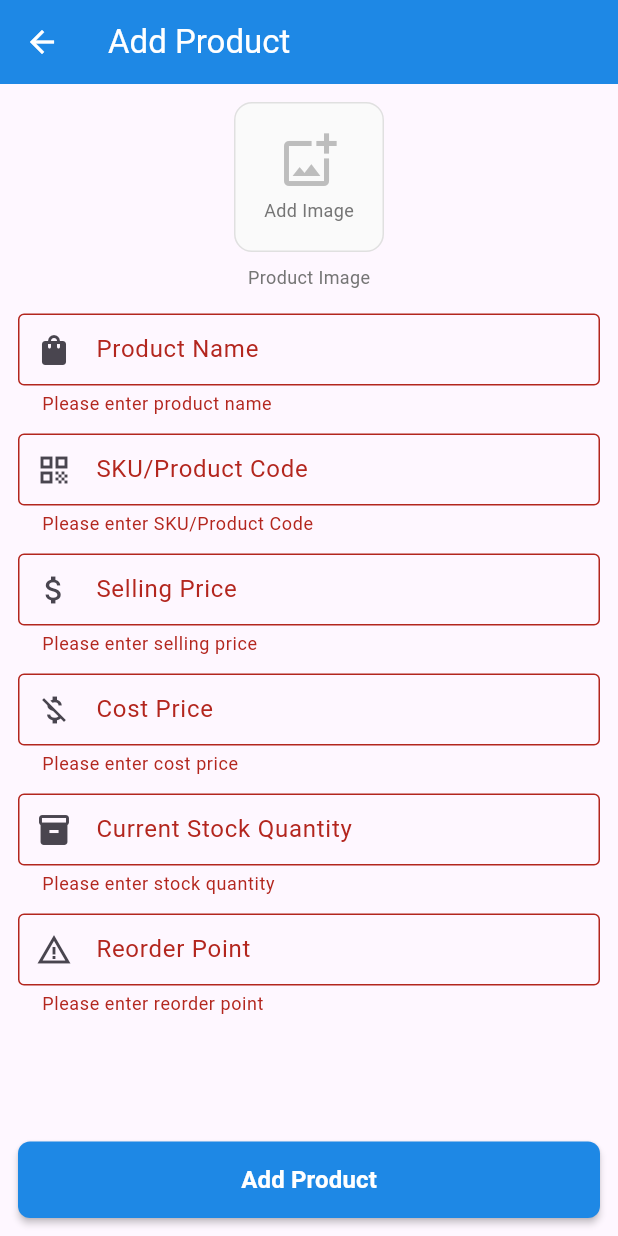
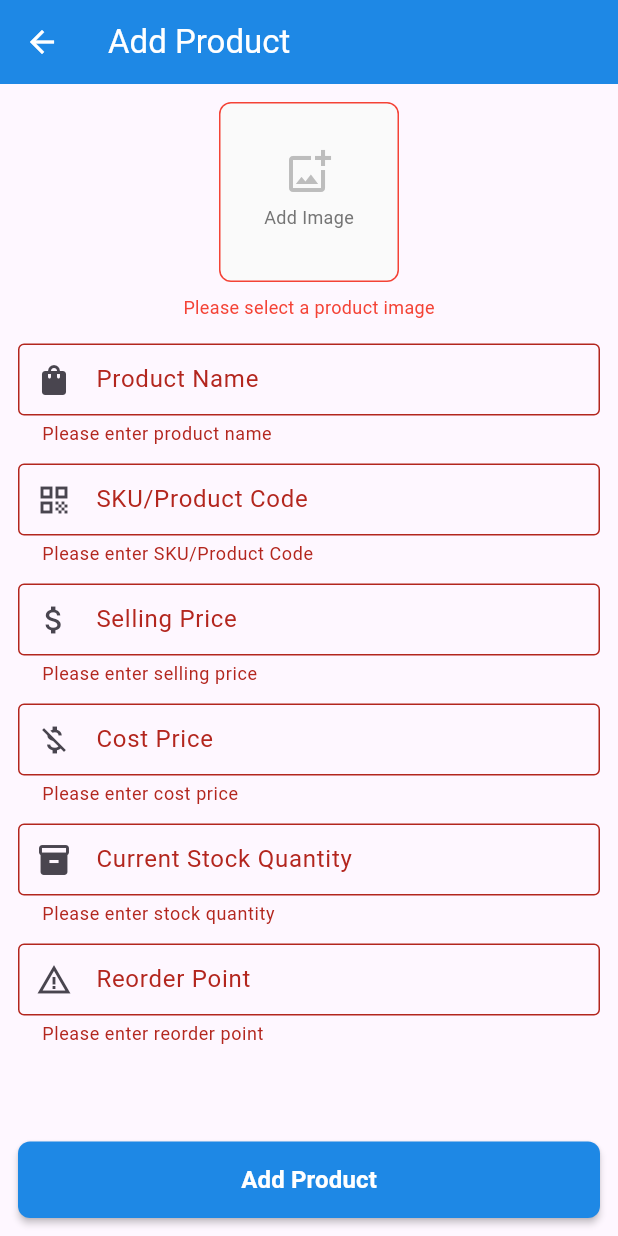
Before and after one commit to AC1020-debug/Trendo, a Flutter app: the ProductPage screen opened directly, after a tap on "Add Product", on a phone screen of 412 x 824 dp. Run offline on Flutter 3.47's test engine with Material 3 defaults, Android fonts, the light colour scheme and no system bars; our stand-ins replace file_picker, fl_chart, image_picker; missing offline and left inert: amplify_auth_cognito, amplify_flutter, amplify_storage_s3.

Commit message:
modify add product page

```diff
--- a/lib/product_page.dart
+++ b/lib/product_page.dart
@@ -1,6 +1,7 @@
 import 'package:flutter/material.dart';
 import 'package:image_picker/image_picker.dart';
 import 'dart:io';
+import 'product_list_page.dart';
 
 class ProductPage extends StatefulWidget {
   @override
@@ -144,14 +145,6 @@ Widget _buildImagePickerOption({
         SnackBar(content: Text('Image selected from gallery')),
       );
     }
-
-    // Placeholder for now:
-    setState(() {
-      _selectedImagePath = 'gallery_image.jpg';
-    });
-    ScaffoldMessenger.of(context).showSnackBar(
-      SnackBar(content: Text('Image selection placeholder (add image_picker package)')),
-    );
   }
 
   void _takePhoto() async {
@@ -176,6 +169,7 @@ Widget _buildImagePickerOption({
         ),
       );
 
+      // Clear the form
       _formKey.currentState!.reset();
       _productNameController.clear();
       _skuController.clear();
@@ -185,8 +179,116 @@ Widget _buildImagePickerOption({
       _reorderPointController.clear();
       setState(() {
         _selectedImagePath = null;
+        _selectedImage = null;
       });
+
+      // Navigate to Product List Page
+      Navigator.pushReplacement(
+        context,
+        MaterialPageRoute(builder: (context) => ProductListPage()),
+      );
     }
+  }
+
+  Widget _buildProductImageField() {
+    return FormField<File>(
+      validator: (value) {
+        if (_selectedImage == null) {
+          return 'Please select a product image';
+        }
+        return null;
+      },
+      builder: (FormFieldState<File> state) {
+        return Column(
+          crossAxisAlignment: CrossAxisAlignment.start,
+          children: [
+            Center(
+              child: GestureDetector(
+                onTap: _showImagePicker,
+                child: Container(
+                  width: 120,
+                  height: 120,
+                  decoration: BoxDecoration(
+                    border: Border.all(
+                      color: state.hasError ? Colors.red : Colors.grey[300]!,
+                      width: 1,
+                    ),
+                    borderRadius: BorderRadius.circular(8),
+                    color: Colors.grey[50],
+                  ),
+                  child: _selectedImage != null
+                      ? Stack(
+                          children: [
+                            ClipRRect(
+                              borderRadius: BorderRadius.circular(8),
+                              child: Image.file(
+                                _selectedImage!,
+                                fit: BoxFit.cover,
+                                width: double.infinity,
+                                height: double.infinity,
+                              ),
+                            ),
+                            Positioned(
+                              top: 8,
+                              right: 8,
+                              child: Container(
+                                padding: EdgeInsets.all(4),
+                                decoration: BoxDecoration(
+                                  color: Colors.black54,
+                                  borderRadius: BorderRadius.circular(12),
+                                ),
+                                child: Icon(
+                                  Icons.edit,
+                                  color: Colors.white,
+                                  size: 16,
+                                ),
+                              ),
+                            ),
+                          ],
+                        )
+                      : Column(
+                          mainAxisAlignment: MainAxisAlignment.center,
+                          children: [
+                            Icon(
+                              Icons.add_photo_alternate_outlined,
+                              size: 32,
+                              color: Colors.grey[400],
+                            ),
+                            const SizedBox(height: 6),
+                            Text(
+                              'Add Image',
+                              style: TextStyle(
+                                fontSize: 12,
+                                color: Colors.grey[600],
+                              ),
+                            ),
+                            const SizedBox(height: 4),
+                            Row(
+                              mainAxisAlignment: MainAxisAlignment.center,
+
+                            ),
+                          ],
+                        ),
+                ),
+              ),
+            ),
+            if (state.hasError)
+              Padding(
+                padding: const EdgeInsets.only(top: 8),
+                child: Center(
+                  child: Text(
+                    state.errorText!,
+                    style: TextStyle(
+                      color: Colors.red,
+                      fontSize: 12,
+                    ),
+                  ),
+                ),
+              ),
+          ],
+        );
+      },
+    );
   }
 
   @override
@@ -203,56 +305,16 @@ Widget _buildImagePickerOption({
           key: _formKey,
           child: Column(
             children: [
-              // Image Upload (center top)
-              // Product Image Upload
-Center(
+              Expanded(
+                child: SingleChildScrollView(
                   child: Column(
                     children: [
-      GestureDetector(
-        onTap: _showImagePicker,
-        child: Container(
-          width: 100,
-          height: 100,
-          decoration: BoxDecoration(
-            border: Border.all(color: Colors.grey[300]!),
-            borderRadius: BorderRadius.circular(12),
-            color: Colors.grey[50],
-          ),
-          child: _selectedImage != null
-              ? ClipRRect(
-                  borderRadius: BorderRadius.circular(12),
-                  child: Image.file(
-                    _selectedImage!,
-                    fit: BoxFit.cover,
-                  ),
-                )
-              : Column(
-                  mainAxisAlignment: MainAxisAlignment.center,
-                  children: [
-                    Icon(Icons.add_photo_alternate_outlined,
-                        size: 40, color: Colors.grey[400]),
-                    const SizedBox(height: 4),
-                    Text(
-                      'Add Image',
-                      style: TextStyle(fontSize: 12, color: Colors.grey[600]),
-                    ),
-                  ],
-                ),
-        ),
-      ),
-      const SizedBox(height: 8),
-      Text(
-        'Product Image',
-        style: TextStyle(fontSize: 12, color: Colors.grey[600]),
-      ),
-    ],
-  ),
-),
-
+                      // Product Image Field
+                      _buildProductImageField(),
 
                       SizedBox(height: 16),
 
-              // Product Name (full width)
+                      // Product Name
                       TextFormField(
                         controller: _productNameController,
                         decoration: InputDecoration(
@@ -271,11 +333,6 @@ Center(
 
                       SizedBox(height: 12),
 
-              // All fields arranged vertically
-              Expanded(
-                child: SingleChildScrollView(
-                  child: Column(
-                    children: [
                       // SKU/Product Code
                       TextFormField(
                         controller: _skuController,
--- a/lib/sample_products.dart
+++ b/lib/sample_products.dart
@@ -1,6 +1,14 @@
 import 'product_data.dart';
 
 List<ProductData> sampleProducts = [
+  ProductData(
+    name: 'Egg',
+    forecast: '-',
+    currentStock: '100 units',
+    daysWithoutStock: '-',
+    recommendation: '-',
+    stockStatus: '-',
+  ),
   ProductData(
     name: 'Rice',
     forecast: 'RM30,000 (1k units)',
@@ -9,12 +17,4 @@ List<ProductData> sampleProducts = [
     recommendation: 'Urgent restock needed — increase stock within 1 week',
     stockStatus: 'Low Stock',
   ),
-  ProductData(
-    name: 'Egg',
-    forecast: 'RM5,000 (800 units)',
-    currentStock: '120 units',
-    daysWithoutStock: '15 days',
-    recommendation: 'Stock level optimal — no action required',
-    stockStatus: 'Optimal',
-  ),
 ];
```
Lines whose indentation alone changed are shown as unchanged.
